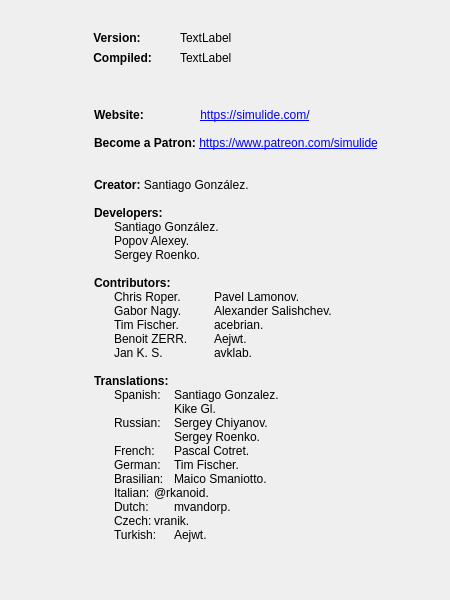
Before: the Qt Designer form src/gui/dialogs/about.ui in Arcachofo/SimulIDE-dev, drawn with Qt 5.
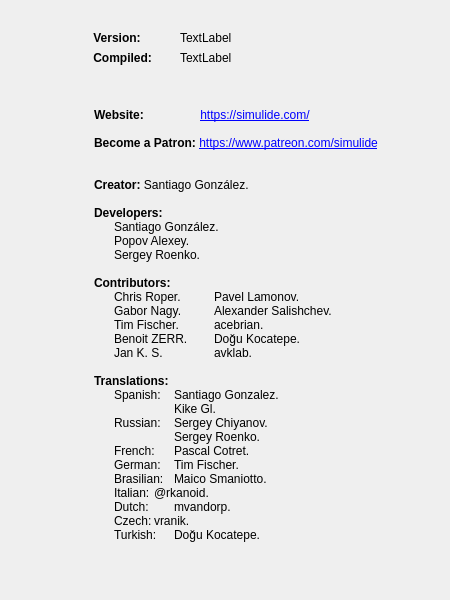
After: the same form once the commit is applied. Icons and pictures are not drawn.

Diff of the .ui file:
```diff
--- a/src/gui/dialogs/about.ui
+++ b/src/gui/dialogs/about.ui
@@ -111,13 +111,13 @@
 &lt;p style=&quot; margin-top:0px; margin-bottom:0px; margin-left:0px; margin-right:0px; -qt-block-indent:0; text-indent:0px;&quot;&gt;	Sergey Roenko.&lt;/p&gt;
 &lt;p style=&quot;-qt-paragraph-type:empty; margin-top:0px; margin-bottom:0px; margin-left:0px; margin-right:0px; -qt-block-indent:0; text-indent:0px;&quot;&gt;&lt;br /&gt;&lt;/p&gt;
 &lt;p style=&quot; margin-top:0px; margin-bottom:0px; margin-left:0px; margin-right:0px; -qt-block-indent:0; text-indent:0px;&quot;&gt;&lt;span style=&quot; font-weight:600;&quot;&gt;Contributors:&lt;/span&gt;&lt;/p&gt;
-&lt;p style=&quot; margin-top:0px; margin-bottom:0px; margin-left:0px; margin-right:0px; -qt-block-indent:0; text-indent:0px;&quot;&gt;	Chris Roper.		Pavel Lamonov.&lt;br /&gt;	Gabor Nagy.		Alexander Salishchev.&lt;br /&gt;	Tim Fischer.		acebrian.&lt;br /&gt;	Benoit ZERR.		Aejwt.&lt;br /&gt;	Jan K. S.    		avklab.&lt;/p&gt;
+&lt;p style=&quot; margin-top:0px; margin-bottom:0px; margin-left:0px; margin-right:0px; -qt-block-indent:0; text-indent:0px;&quot;&gt;	Chris Roper.		Pavel Lamonov.&lt;br /&gt;	Gabor Nagy.		Alexander Salishchev.&lt;br /&gt;	Tim Fischer.		acebrian.&lt;br /&gt;	Benoit ZERR.		Doğu Kocatepe.&lt;br /&gt;	Jan K. S.    		avklab.&lt;/p&gt;
 &lt;p style=&quot;-qt-paragraph-type:empty; margin-top:0px; margin-bottom:0px; margin-left:0px; margin-right:0px; -qt-block-indent:0; text-indent:0px;&quot;&gt;&lt;br /&gt;&lt;/p&gt;
 &lt;p style=&quot; margin-top:0px; margin-bottom:0px; margin-left:0px; margin-right:0px; -qt-block-indent:0; text-indent:0px;&quot;&gt;&lt;span style=&quot; font-weight:600;&quot;&gt;Translations:&lt;/span&gt;&lt;/p&gt;
 &lt;p style=&quot; margin-top:0px; margin-bottom:0px; margin-left:0px; margin-right:0px; -qt-block-indent:0; text-indent:0px;&quot;&gt;	Spanish:	Santiago Gonzalez. &lt;br /&gt;				Kike Gl. &lt;br /&gt;	Russian:	Sergey Chiyanov.&lt;br /&gt;				Sergey Roenko.&lt;br /&gt;	French:	Pascal Cotret.&lt;br /&gt;	German:	Tim Fischer.&lt;br /&gt;	Brasilian:	Maico Smaniotto.&lt;br /&gt;	Italian:	@rkanoid.&lt;/p&gt;
 &lt;p style=&quot; margin-top:0px; margin-bottom:0px; margin-left:0px; margin-right:0px; -qt-block-indent:0; text-indent:0px;&quot;&gt;	Dutch:		mvandorp.&lt;/p&gt;
 &lt;p style=&quot; margin-top:0px; margin-bottom:0px; margin-left:0px; margin-right:0px; -qt-block-indent:0; text-indent:0px;&quot;&gt;	Czech:	vranik.&lt;/p&gt;
-&lt;p style=&quot; margin-top:0px; margin-bottom:0px; margin-left:0px; margin-right:0px; -qt-block-indent:0; text-indent:0px;&quot;&gt;	Turkish:	Aejwt.&lt;/p&gt;
+&lt;p style=&quot; margin-top:0px; margin-bottom:0px; margin-left:0px; margin-right:0px; -qt-block-indent:0; text-indent:0px;&quot;&gt;	Turkish:	Doğu Kocatepe.&lt;/p&gt;
 &lt;p style=&quot;-qt-paragraph-type:empty; margin-top:0px; margin-bottom:0px; margin-left:0px; margin-right:0px; -qt-block-indent:0; text-indent:0px;&quot;&gt;&lt;br /&gt;&lt;/p&gt;&lt;/body&gt;&lt;/html&gt;</string>
    </property>
    <property name="tabStopWidth">
```
